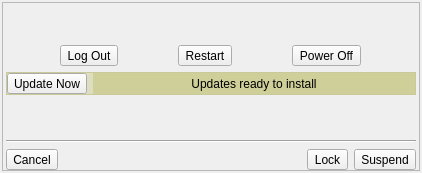
Above: src/desktop/SystemWindow.ui from rodlie/draco before the change. Below: the same form after it.
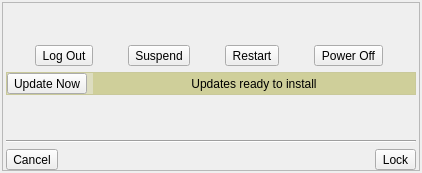
That is the form after the change.

```diff
--- a/src/desktop/SystemWindow.ui
+++ b/src/desktop/SystemWindow.ui
@@ -78,6 +78,22 @@
           </property>
          </widget>
         </item>
+        <item>
+         <widget class="QToolButton" name="tool_suspend">
+          <property name="text">
+           <string>Suspend</string>
+          </property>
+          <property name="iconSize">
+           <size>
+            <width>64</width>
+            <height>64</height>
+           </size>
+          </property>
+          <property name="toolButtonStyle">
+           <enum>Qt::ToolButtonTextUnderIcon</enum>
+          </property>
+         </widget>
+        </item>
         <item>
          <widget class="QToolButton" name="tool_restart">
           <property name="text">
@@ -244,22 +260,6 @@
           </property>
          </widget>
         </item>
-        <item>
-         <widget class="QToolButton" name="tool_suspend">
-          <property name="text">
-           <string>Suspend</string>
-          </property>
-          <property name="iconSize">
-           <size>
-            <width>32</width>
-            <height>32</height>
-           </size>
-          </property>
-          <property name="toolButtonStyle">
-           <enum>Qt::ToolButtonTextUnderIcon</enum>
-          </property>
-         </widget>
-        </item>
        </layout>
       </item>
      </layout>
```
